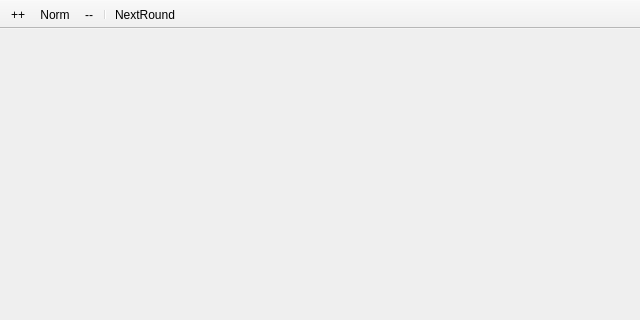
The window that mainwindow.ui (ngc42/WaterWorld) describes before a commit, drawn with Qt 5; both pictures show x 0 to 640 and y 0 to 320 of the 640 by 480 pixel window.
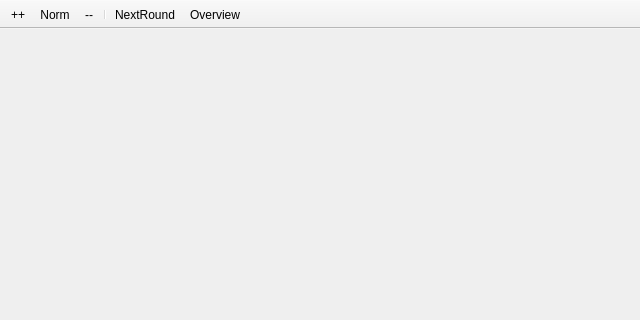
The same window after the commit.

Commit message: start overview dialog

The edit to the form file:
```diff
--- a/mainwindow.ui
+++ b/mainwindow.ui
@@ -59,6 +59,7 @@
    <addaction name="actionZoomOut"/>
    <addaction name="separator"/>
    <addaction name="actionNextRound"/>
+   <addaction name="actionOverview"/>
   </widget>
   <widget class="QStatusBar" name="statusBar">
    <property name="font">
@@ -102,6 +103,14 @@
     <string>N</string>
    </property>
   </action>
+  <action name="actionOverview">
+   <property name="checkable">
+    <bool>true</bool>
+   </property>
+   <property name="text">
+    <string>Overview</string>
+   </property>
+  </action>
  </widget>
  <layoutdefault spacing="6" margin="11"/>
  <resources/>
```
The commit also changes 9 other files.
